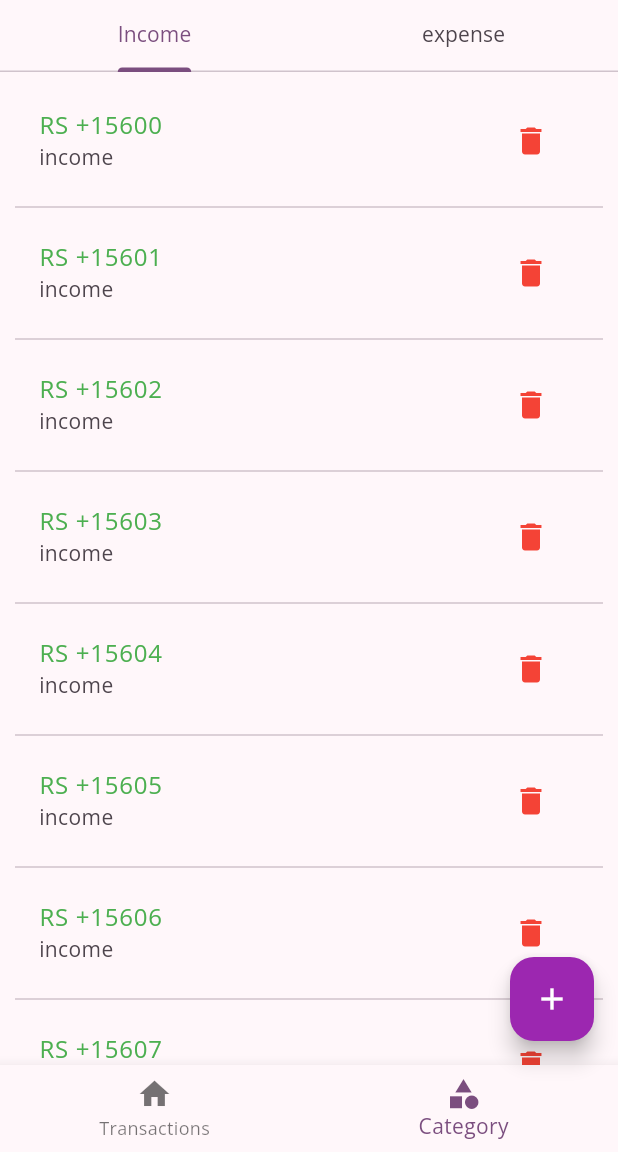
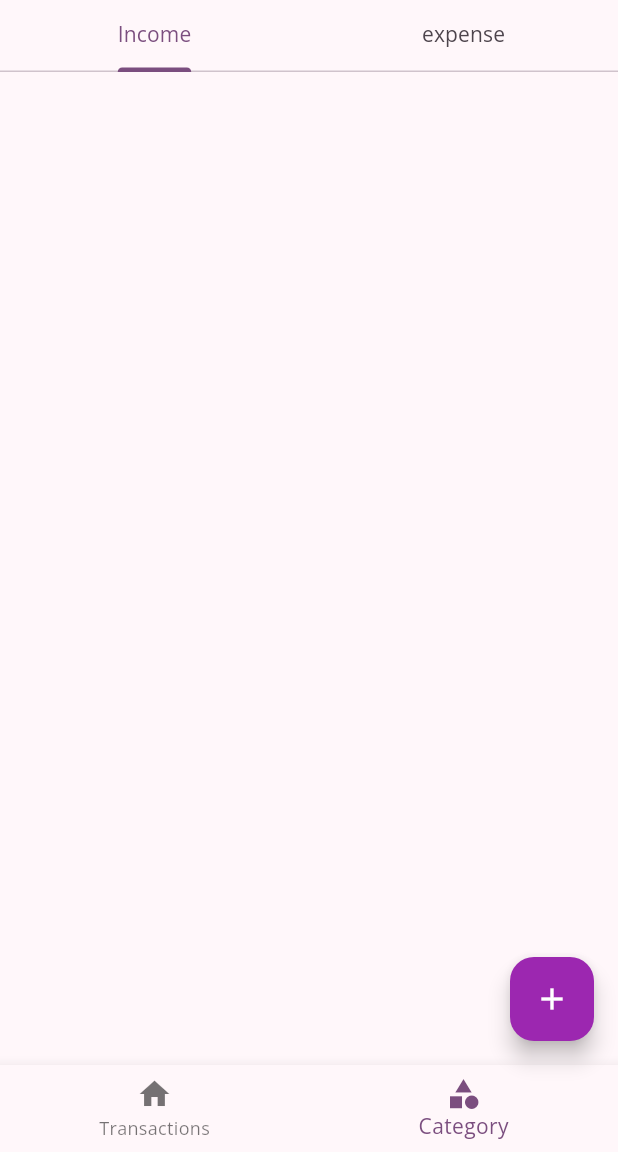
Before and after one commit to Ananduudayan180/Money-Manager-Application, a Flutter app: the screen it shows after launch, item 2 of the bottom bar chosen, on a phone screen of 412 x 824 dp, the part 84-1236 px from its top. Run offline on Flutter 3.47's test engine with Material 3 defaults, Android fonts, the phone set to English and light mode, and no system bars; our stand-ins replace hive_flutter; accounts and stored records are empty.

Commit message:
feat: display income and expense categories from Hive uising ValueListenableBuilder

```diff
--- a/lib/screens/category/category_list/income_list.dart
+++ b/lib/screens/category/category_list/income_list.dart
@@ -1,16 +1,20 @@
 import 'package:flutter/material.dart';
+import 'package:money_manager/db_functions/category_db/category_db.dart';
+import 'package:money_manager/models/category_model/category_model.dart';
 
 class IncomeList extends StatelessWidget {
   const IncomeList({super.key});
 
   @override
   Widget build(BuildContext context) {
+    return ValueListenableBuilder(
+      valueListenable: CategoryDb().incomeCategoryListNotifier,
+      builder: (BuildContext context, List<CategoryModel> category, child) {
         return ListView.separated(
           padding: EdgeInsets.all(10),
           itemBuilder: (context, index) {
             return ListTile(
-          title: Text('RS +1560$index', style: TextStyle(color: Colors.green)),
-          subtitle: Text('income'),
+              title: Text(category[index].name),
               trailing: IconButton(
                 onPressed: () {},
                 icon: Icon(Icons.delete, color: Colors.red),
@@ -20,7 +24,9 @@ class IncomeList extends StatelessWidget {
           separatorBuilder: (ctx, index) {
             return Divider();
           },
-      itemCount: 30,
+          itemCount: category.length,
+        );
+      },
     );
   }
 }
--- a/lib/screens/category/screen_category.dart
+++ b/lib/screens/category/screen_category.dart
@@ -1,9 +1,21 @@
 import 'package:flutter/material.dart';
+import 'package:money_manager/db_functions/category_db/category_db.dart';
 import 'package:money_manager/screens/category/category_list/expense_list.dart';
 import 'package:money_manager/screens/category/category_list/income_list.dart';
 
-class ScreenCategory extends StatelessWidget {
+class ScreenCategory extends StatefulWidget {
   const ScreenCategory({super.key});
+
+  @override
+  State<ScreenCategory> createState() => _ScreenCategoryState();
+}
+
+class _ScreenCategoryState extends State<ScreenCategory> {
+  @override
+  void initState() {
+    CategoryDb().refreshUI();
+    super.initState();
+  }
 
   @override
   Widget build(BuildContext context) {
```
Also changed, not shown: lib/db_functions/category_db/category_db.dart (+31 -1 lines), lib/screens/category/category_list/expense_list.dart (+9 -3 lines). Lines whose indentation alone changed are shown as unchanged.
